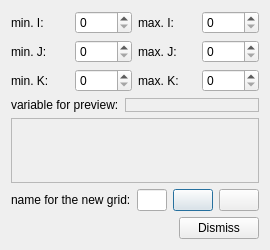
Above: dialogs/subgriddialog.ui from PauloCarvalhoRJ/gammaray before the change. Below: the same form after it.
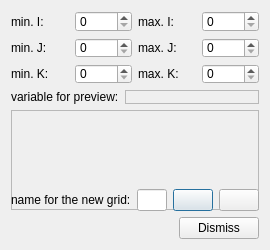
That is the form after the change. Icons and pictures are not drawn.

Commit message: SubgridDialog: forcing minimum heigh for the result preview widget.

Patch:
```diff
--- a/dialogs/subgriddialog.ui
+++ b/dialogs/subgriddialog.ui
@@ -150,6 +150,12 @@
        <verstretch>0</verstretch>
       </sizepolicy>
      </property>
+     <property name="minimumSize">
+      <size>
+       <width>0</width>
+       <height>100</height>
+      </size>
+     </property>
      <property name="frameShape">
       <enum>QFrame::StyledPanel</enum>
      </property>
```
